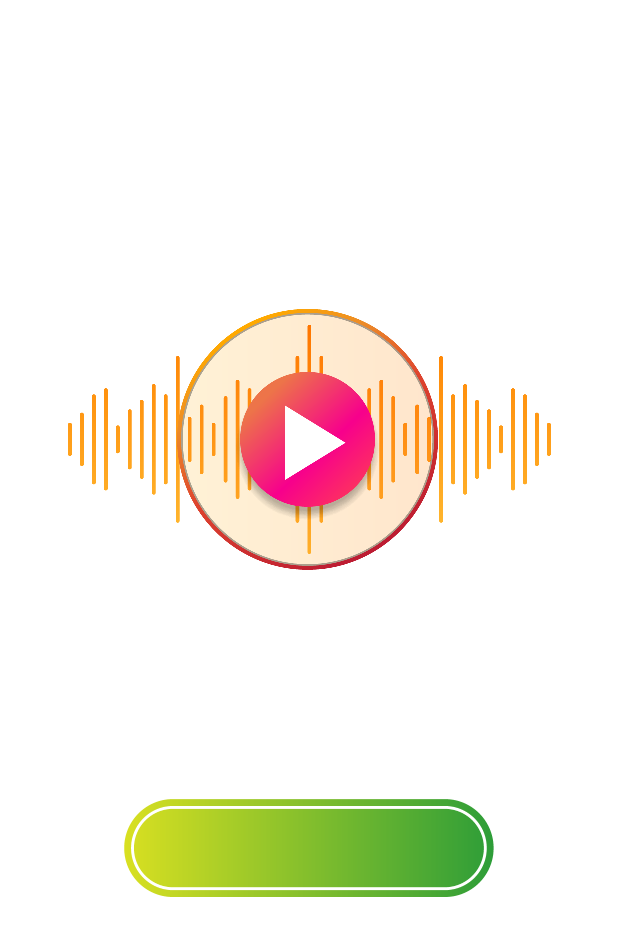
After one commit to fakthereg/AndroidApp, an Android app: the fragment FragmentAnswer placed in its activity, on a phone screen of 412 x 824 dp. The commit adds this screen. Shown: the top 936 px of the screen. Run offline under Robolectric (Android 15) with nearby library versions, the light colour scheme and no system bars.

Commit message:
something added

```diff
--- a/app/build.gradle
+++ b/app/build.gradle
@@ -36,8 +36,10 @@
     implementation 'androidx.constraintlayout:constraintlayout:2.0.4'
     implementation 'androidx.lifecycle:lifecycle-livedata-ktx:2.2.0'
     implementation 'androidx.lifecycle:lifecycle-viewmodel-ktx:2.2.0'
+    implementation 'androidx.lifecycle:lifecycle-extensions:2.2.0'
     testImplementation 'junit:junit:4.+'
     androidTestImplementation 'androidx.test.ext:junit:1.1.2'
     androidTestImplementation 'androidx.test.espresso:espresso-core:3.3.0'
     implementation 'pl.droidsonroids.gif:android-gif-drawable:1.2.20'
+    implementation 'com.airbnb.android:lottie:3.7.0'
 }
--- /dev/null
+++ b/app/src/main/java/com/example/myapplication/ui/main/fragments/FragmentAnswer.java
@@ -0,0 +1,27 @@
+package com.example.myapplication.ui.main.fragments;
+
+import android.os.Bundle;
+import android.view.LayoutInflater;
+import android.view.View;
+import android.view.ViewGroup;
+
+import androidx.fragment.app.Fragment;
+
+import com.example.myapplication.R;
+
+public class FragmentAnswer extends Fragment {
+
+    private static FragmentAnswer instance;
+
+    public View onCreateView(LayoutInflater inflater, ViewGroup container, Bundle savedInstanceState) {
+        View view = inflater.inflate(R.layout.fragment_answer, container, false);
+        return view;
+    }
+
+    public static FragmentAnswer getInstance() {
+        if (instance == null){
+            instance = new FragmentAnswer();
+        }
+        return instance;
+    }
+}
--- a/app/src/main/res/layout/fragment_answer.xml
+++ b/app/src/main/res/layout/fragment_answer.xml
@@ -1,6 +1,43 @@
 <?xml version="1.0" encoding="utf-8"?>
 <androidx.constraintlayout.widget.ConstraintLayout
-    xmlns:android="http://schemas.android.com/apk/res/android" android:layout_width="match_parent"
+    xmlns:android="http://schemas.android.com/apk/res/android"
+    xmlns:app="http://schemas.android.com/apk/res-auto"
+    xmlns:tools="http://schemas.android.com/tools"
+    android:layout_width="match_parent"
     android:layout_height="match_parent">
 
+    <ImageView
+        android:id="@+id/imageView7"
+        android:layout_width="wrap_content"
+        android:layout_height="wrap_content"
+        app:layout_constraintBottom_toTopOf="@+id/guideline20"
+        app:layout_constraintEnd_toEndOf="parent"
+        app:layout_constraintStart_toStartOf="parent"
+        app:layout_constraintTop_toBottomOf="@+id/imageViewAnswerCup"
+        app:srcCompat="@drawable/song_background_correct" />
+
+    <androidx.constraintlayout.widget.Guideline
+        android:id="@+id/guideline19"
+        android:layout_width="wrap_content"
+        android:layout_height="wrap_content"
+        android:orientation="horizontal"
+        app:layout_constraintGuide_percent="0.1" />
+
+    <androidx.constraintlayout.widget.Guideline
+        android:id="@+id/guideline20"
+        android:layout_width="wrap_content"
+        android:layout_height="wrap_content"
+        android:orientation="horizontal"
+        app:layout_constraintGuide_percent="0.91" />
+
+    <ImageView
+        android:id="@+id/imageViewAnswerCup"
+        android:layout_width="wrap_content"
+        android:layout_height="wrap_content"
+        app:layout_constraintBottom_toTopOf="@+id/guideline20"
+        app:layout_constraintEnd_toEndOf="parent"
+        app:layout_constraintStart_toStartOf="parent"
+        app:layout_constraintTop_toTopOf="@+id/guideline19"
+        app:layout_constraintVertical_bias="0.25"
+        app:srcCompat="@drawable/play_background" />
 </androidx.constraintlayout.widget.ConstraintLayout>
--- a/app/src/main/res/layout/fragment_login.xml
+++ b/app/src/main/res/layout/fragment_login.xml
@@ -18,8 +18,7 @@
         app:layout_constraintHorizontal_bias="0.0"
         app:layout_constraintStart_toStartOf="parent"
         app:layout_constraintTop_toTopOf="parent"
-        app:layout_constraintVertical_bias="0.0"
-        app:srcCompat="@drawable/login_background" />
+        app:layout_constraintVertical_bias="0.0" />
 
 
     <EditText
--- a/app/src/main/res/layout/fragment_play.xml
+++ b/app/src/main/res/layout/fragment_play.xml
@@ -90,6 +90,7 @@
         android:id="@+id/imageViewPlaySongBackground1"
         android:layout_width="wrap_content"
         android:layout_height="wrap_content"
+        android:onClick="onClick"
         app:layout_constraintBottom_toTopOf="@+id/imageViewPlaySongBackground2"
         app:layout_constraintEnd_toEndOf="parent"
         app:layout_constraintHorizontal_bias="0.5"
@@ -127,6 +128,7 @@
         android:id="@+id/imageViewPlaySongBackground2"
         android:layout_width="wrap_content"
         android:layout_height="wrap_content"
+        android:onClick="onClick"
         app:layout_constraintBottom_toTopOf="@+id/imageViewPlaySongBackground3"
         app:layout_constraintEnd_toEndOf="parent"
         app:layout_constraintHorizontal_bias="0.5"
@@ -164,6 +166,7 @@
         android:id="@+id/imageViewPlaySongBackground3"
         android:layout_width="wrap_content"
         android:layout_height="wrap_content"
+        android:onClick="onClick"
         app:layout_constraintBottom_toTopOf="@+id/imageButtonPlayBack"
         app:layout_constraintEnd_toEndOf="parent"
         app:layout_constraintHorizontal_bias="0.5"
```
Also changed, not shown: app/src/main/java/com/example/myapplication/StaticData.java (+29 -1 lines), app/src/main/java/com/example/myapplication/ui/main/MainViewModel.java (+17 -1 lines), app/src/main/java/com/example/myapplication/ui/main/fragments/FragmentCategory.java (+17 -56 lines), app/src/main/java/com/example/myapplication/ui/main/fragments/FragmentPlay.java (+103 -8 lines).
